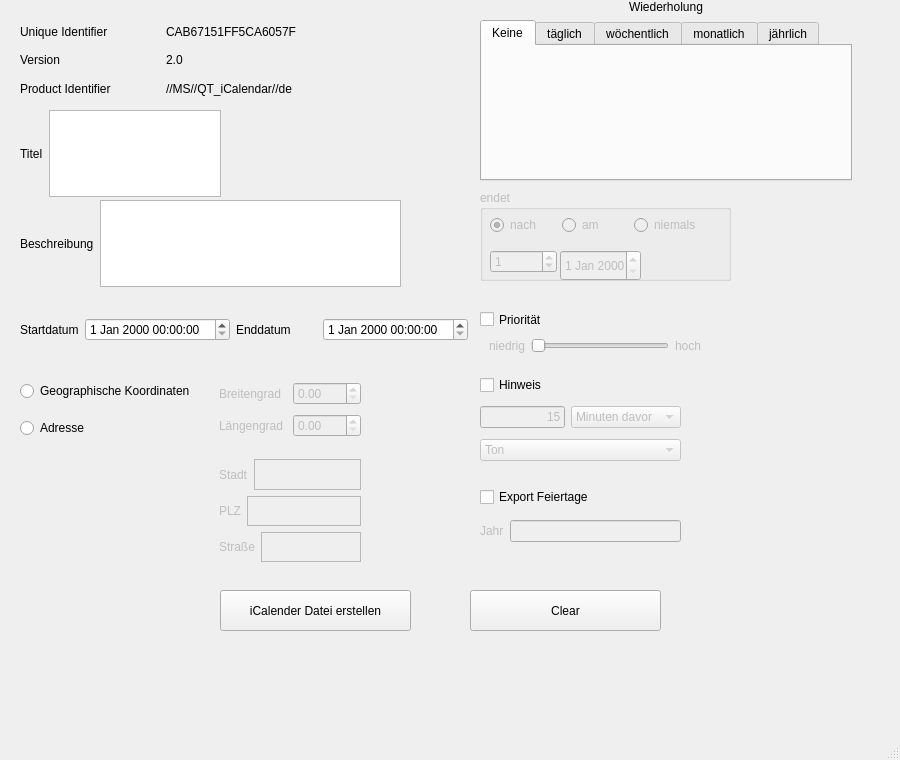
Qt form qt_ical/mainwindow.ui (MartenAlan/QT_iCalendar) before a commit.
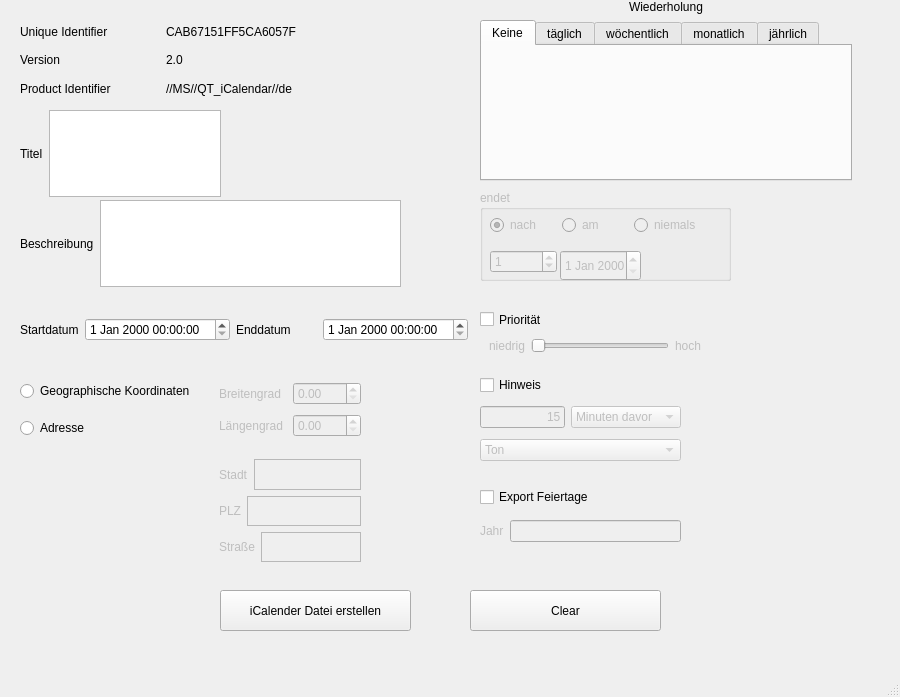
The same form after that commit.

Commit message: Versionsnummer geändert.

Diff of the .ui file:
```diff
--- a/qt_ical/mainwindow.ui
+++ b/qt_ical/mainwindow.ui
@@ -7,7 +7,7 @@
     <x>0</x>
     <y>0</y>
     <width>900</width>
-    <height>760</height>
+    <height>697</height>
    </rect>
   </property>
   <property name="windowTitle">
```
Left out of the diff: 2 changed lines with no effect on the pictures.
